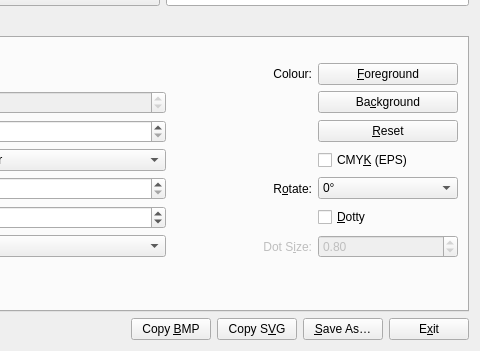
Above: frontend_qt/mainWindow.ui from zint/zint before the change; both pictures show x 224 to 704 and y 392 to 743 of the 704 by 743 pixel window. Below: the same form after it.
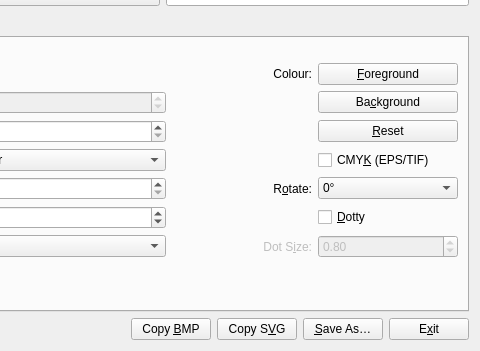
That is the form after the change. The open tabs and pages were chosen to show the change. Icons and pictures are not drawn.

Patch:
```diff
--- a/frontend_qt/mainWindow.ui
+++ b/frontend_qt/mainWindow.ui
@@ -939,7 +939,7 @@
                 <string>Use CMYK colour space in EPS output</string>
                </property>
                <property name="text">
-                <string>CMY&amp;K (EPS)</string>
+                <string>CMY&amp;K (EPS/TIF)</string>
                </property>
                <property name="checked">
                 <bool>false</bool>
```
Left out of the diff: 2 changed lines with no effect on the pictures.
